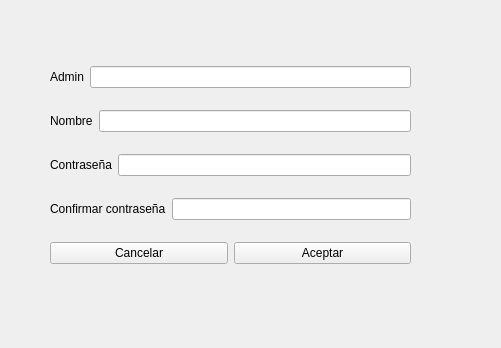
Old version of the form src/view/ui/add_worker_view.ui in the repository DavidTabuyo/SIFABUL_2.0.
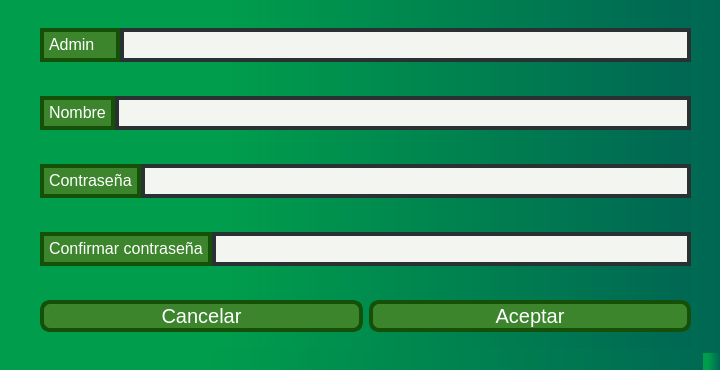
New version of the form.

Commit message: Implementación de los .ui

```diff
--- a/src/view/ui/add_worker_view.ui
+++ b/src/view/ui/add_worker_view.ui
@@ -2,81 +2,174 @@
 <ui version="4.0">
  <class>MainWindow</class>
  <widget class="QMainWindow" name="MainWindow">
+  <property name="enabled">
+   <bool>true</bool>
+  </property>
   <property name="geometry">
    <rect>
     <x>0</x>
     <y>0</y>
-    <width>501</width>
-    <height>348</height>
+    <width>720</width>
+    <height>370</height>
    </rect>
   </property>
+  <property name="minimumSize">
+   <size>
+    <width>720</width>
+    <height>370</height>
+   </size>
+  </property>
+  <property name="maximumSize">
+   <size>
+    <width>720</width>
+    <height>370</height>
+   </size>
+  </property>
+  <property name="baseSize">
+   <size>
+    <width>730</width>
+    <height>550</height>
+   </size>
+  </property>
   <property name="windowTitle">
    <string>MainWindow</string>
   </property>
+  <property name="styleSheet">
+   <string notr="true">background-color: qlineargradient(spread:pad, x1:0, y1:0, x2:1, y2:0, stop:0 rgba(0, 0, 0, 255), stop:1 rgba(255, 255, 255, 255));
+background-color: qlineargradient(spread:pad, x1:0, y1:0, x2:1, y2:0, stop:0 rgba(0, 103, 83, 255), stop:0.930348 rgba(0, 157, 76, 255));
+background-color: qlineargradient(spread:pad, x1:0, y1:0, x2:1, y2:0, stop:0.288557 rgba(0, 157, 76, 255), stop:1 rgba(0, 103, 83, 255));</string>
+  </property>
   <widget class="QWidget" name="centralwidget">
-   <widget class="QWidget" name="">
+   <widget class="QWidget" name="layoutWidget">
     <property name="geometry">
      <rect>
-      <x>50</x>
-      <y>50</y>
-      <width>361</width>
-      <height>231</height>
+      <x>40</x>
+      <y>0</y>
+      <width>651</width>
+      <height>361</height>
      </rect>
     </property>
     <layout class="QVBoxLayout" name="verticalLayout">
      <item>
       <layout class="QHBoxLayout" name="horizontalLayout_4">
+       <property name="spacing">
+        <number>0</number>
+       </property>
        <item>
         <widget class="QLabel" name="label">
+         <property name="enabled">
+          <bool>true</bool>
+         </property>
+         <property name="sizePolicy">
+          <sizepolicy hsizetype="Preferred" vsizetype="Preferred">
+           <horstretch>0</horstretch>
+           <verstretch>0</verstretch>
+          </sizepolicy>
+         </property>
+         <property name="minimumSize">
+          <size>
+           <width>80</width>
+           <height>0</height>
+          </size>
+         </property>
+         <property name="styleSheet">
+          <string notr="true">border: 4px solid #145008  ; border-radius: 1px; font-size: 20px; background-color:    #3c852d  ;</string>
+         </property>
          <property name="text">
-          <string>Admin</string>
+          <string>&lt;html&gt;&lt;head/&gt;&lt;body&gt;&lt;p&gt;&lt;span style=&quot; font-size:12pt; color:#ffffff;&quot;&gt;Admin&lt;/span&gt;&lt;/p&gt;&lt;/body&gt;&lt;/html&gt;</string>
          </property>
         </widget>
        </item>
        <item>
-        <widget class="QLineEdit" name="admin_le"/>
+        <widget class="QLineEdit" name="admin_le">
+         <property name="styleSheet">
+          <string notr="true">border: 4px solid #293133  ; border-radius: 1px; font-size: 20px; background-color:    #f2f5f0 ;</string>
+         </property>
+        </widget>
        </item>
       </layout>
      </item>
      <item>
       <layout class="QHBoxLayout" name="horizontalLayout_3">
+       <property name="spacing">
+        <number>0</number>
+       </property>
        <item>
         <widget class="QLabel" name="label_2">
+         <property name="styleSheet">
+          <string notr="true">border: 4px solid #145008  ; border-radius: 1px; font-size: 20px; background-color:    #3c852d  ;</string>
+         </property>
          <property name="text">
-          <string>Nombre</string>
+          <string>&lt;html&gt;&lt;head/&gt;&lt;body&gt;&lt;p&gt;&lt;span style=&quot; font-size:12pt; color:#ffffff;&quot;&gt;Nombre&lt;/span&gt;&lt;/p&gt;&lt;/body&gt;&lt;/html&gt;</string>
          </property>
         </widget>
        </item>
        <item>
-        <widget class="QLineEdit" name="name_le"/>
+        <widget class="QLineEdit" name="name_le">
+         <property name="styleSheet">
+          <string notr="true">border: 4px solid #293133  ; border-radius: 1px; font-size: 20px; background-color:    #f2f5f0 ;</string>
+         </property>
+        </widget>
        </item>
       </layout>
      </item>
      <item>
       <layout class="QHBoxLayout" name="horizontalLayout_2">
+       <property name="spacing">
+        <number>0</number>
+       </property>
        <item>
         <widget class="QLabel" name="label_3">
+         <property name="styleSheet">
+          <string notr="true">border: 4px solid #145008  ; border-radius: 1px; font-size: 20px; background-color:    #3c852d  ;</string>
+         </property>
          <property name="text">
-          <string>Contraseña</string>
+          <string>&lt;html&gt;&lt;head/&gt;&lt;body&gt;&lt;p&gt;&lt;span style=&quot; font-size:12pt; color:#ffffff;&quot;&gt;Contraseña&lt;/span&gt;&lt;/p&gt;&lt;/body&gt;&lt;/html&gt;</string>
          </property>
         </widget>
        </item>
        <item>
-        <widget class="QLineEdit" name="password_le"/>
+        <widget class="QLineEdit" name="password_le">
+         <property name="styleSheet">
+          <string notr="true">border: 4px solid #293133  ; border-radius: 1px; font-size: 20px; background-color:    #f2f5f0 ;</string>
+         </property>
+         <property name="echoMode">
+          <enum>QLineEdit::Password</enum>
+         </property>
+        </widget>
        </item>
       </layout>
      </item>
      <item>
       <layout class="QHBoxLayout" name="horizontalLayout">
+       <property name="spacing">
+        <number>0</number>
+       </property>
        <item>
         <widget class="QLabel" name="label_4">
+         <property name="sizePolicy">
+          <sizepolicy hsizetype="Maximum" vsizetype="Preferred">
+           <horstretch>0</horstretch>
+           <verstretch>0</verstretch>
+          </sizepolicy>
+         </property>
+         <property name="styleSheet">
+          <string notr="true">border: 4px solid #145008  ; border-radius: 1px; font-size: 20px; background-color:    #3c852d  ;</string>
+         </property>
          <property name="text">
-          <string>Confirmar contraseña</string>
+          <string>&lt;html&gt;&lt;head/&gt;&lt;body&gt;&lt;p&gt;&lt;span style=&quot; font-size:12pt; color:#ffffff;&quot;&gt;Confirmar contraseña&lt;/span&gt;&lt;/p&gt;&lt;/body&gt;&lt;/html&gt;</string>
          </property>
         </widget>
        </item>
        <item>
-        <widget class="QLineEdit" name="confirm_password_le"/>
+        <widget class="QLineEdit" name="confirm_password_le">
+         <property name="styleSheet">
+          <string notr="true">border: 4px solid #293133  ; border-radius: 1px; font-size: 20px; background-color:    #f2f5f0 ;</string>
+         </property>
+         <property name="echoMode">
+          <enum>QLineEdit::Password</enum>
+         </property>
+        </widget>
        </item>
       </layout>
      </item>
@@ -84,6 +177,13 @@
       <layout class="QHBoxLayout" name="horizontalLayout_5">
        <item>
         <widget class="QPushButton" name="btn_cancel">
+         <property name="cursor">
+          <cursorShape>OpenHandCursor</cursorShape>
+         </property>
+         <property name="styleSheet">
+          <string notr="true">border: 4px solid #145008  ; border-radius: 10px; font-size: 20px; background-color:     #3c852d  ; color: white;
+</string>
+         </property>
          <property name="text">
           <string>Cancelar</string>
          </property>
@@ -91,6 +191,13 @@
        </item>
        <item>
         <widget class="QPushButton" name="btn_accept">
+         <property name="cursor">
+          <cursorShape>PointingHandCursor</cursorShape>
+         </property>
+         <property name="styleSheet">
+          <string notr="true">border: 4px solid #145008  ; border-radius: 10px; font-size: 20px; background-color:     #3c852d  ; color: white;
+</string>
+         </property>
          <property name="text">
           <string>Aceptar</string>
          </property>
@@ -101,6 +208,17 @@
     </layout>
    </widget>
   </widget>
+  <widget class="QMenuBar" name="menubar">
+   <property name="geometry">
+    <rect>
+     <x>0</x>
+     <y>0</y>
+     <width>720</width>
+     <height>26</height>
+    </rect>
+   </property>
+  </widget>
+  <widget class="QStatusBar" name="statusbar"/>
  </widget>
  <resources/>
  <connections/>
```
The commit also changes 6 other files.
